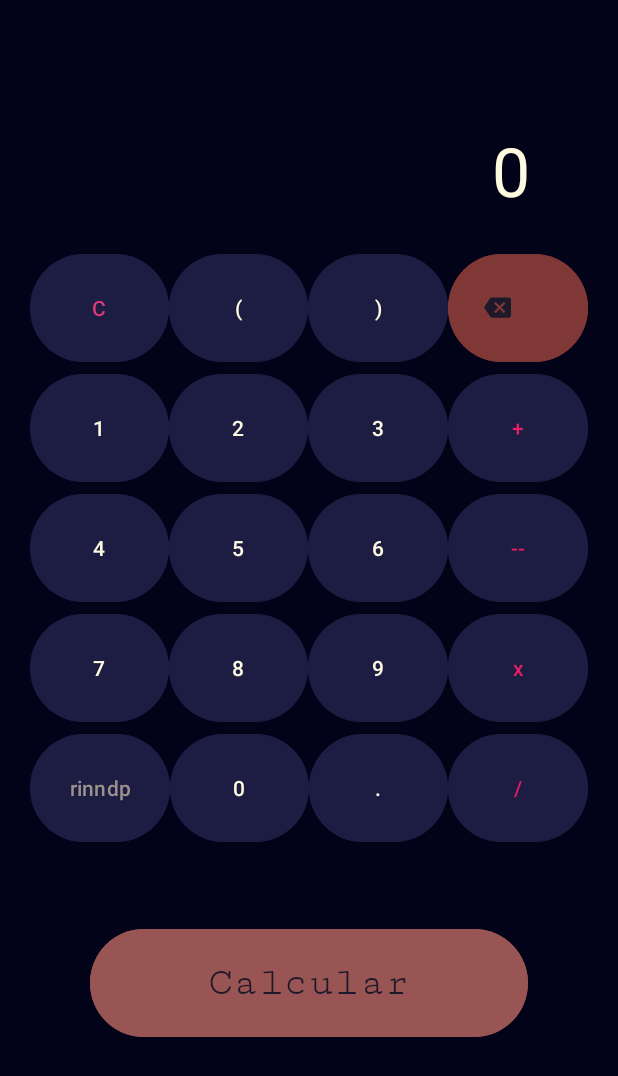
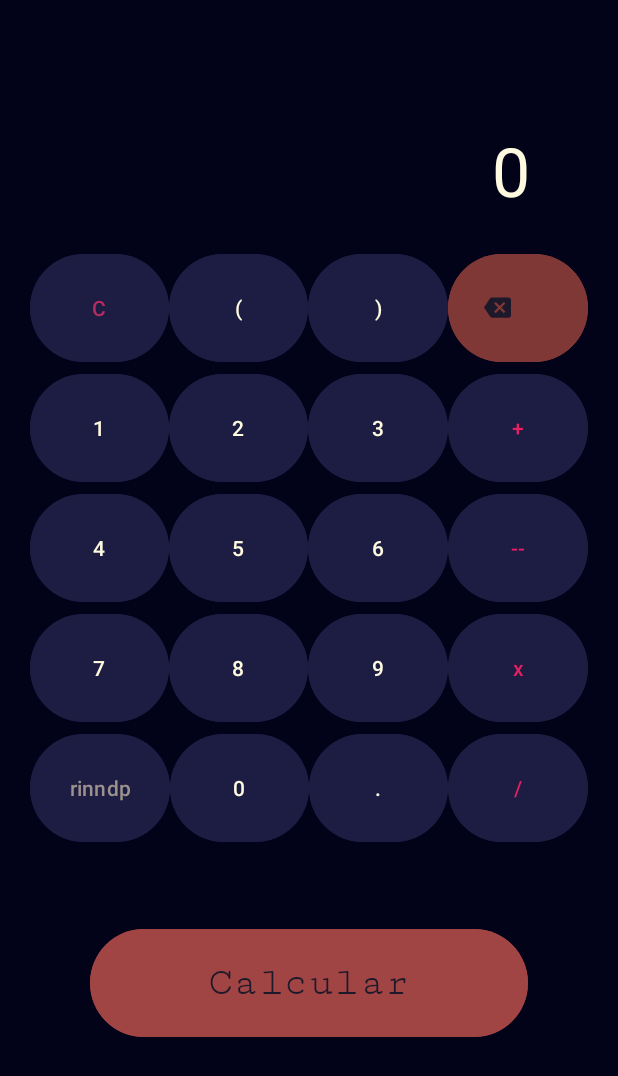
Before and after one commit to rinndp/epsum-pdmd-calculator, an Android app: the screen it shows after launch (MainActivity), on a phone screen of 412 x 824 dp. Shown: the top 1076 px of the screen. Run offline under Robolectric (Android 15) with nearby library versions, the phone set to English and light mode, and no system bars; libraries missing offline, so code that uses them is left out: com.udojava.evalex.

Commit message:
cambio colores boton result

```diff
--- a/app/src/main/res/layout/activity_main.xml
+++ b/app/src/main/res/layout/activity_main.xml
@@ -71,7 +71,7 @@
                 android:backgroundTint="#1D1D44"
                 android:layout_weight="1"
                 android:text="C"
-                android:textColor="#DB3976"
+                android:textColor="#B62D61"
                 />
 
             <Button
@@ -311,7 +311,7 @@
                 android:layout_height="80dp"
                 android:layout_marginLeft="40dp"
                 android:layout_marginRight="40dp"
-                android:backgroundTint="#995454"
+                android:backgroundTint="#A04444"
                 android:fontFamily="serif-monospace"
                 android:text="Calcular"
                 android:textSize="27sp" />
```
